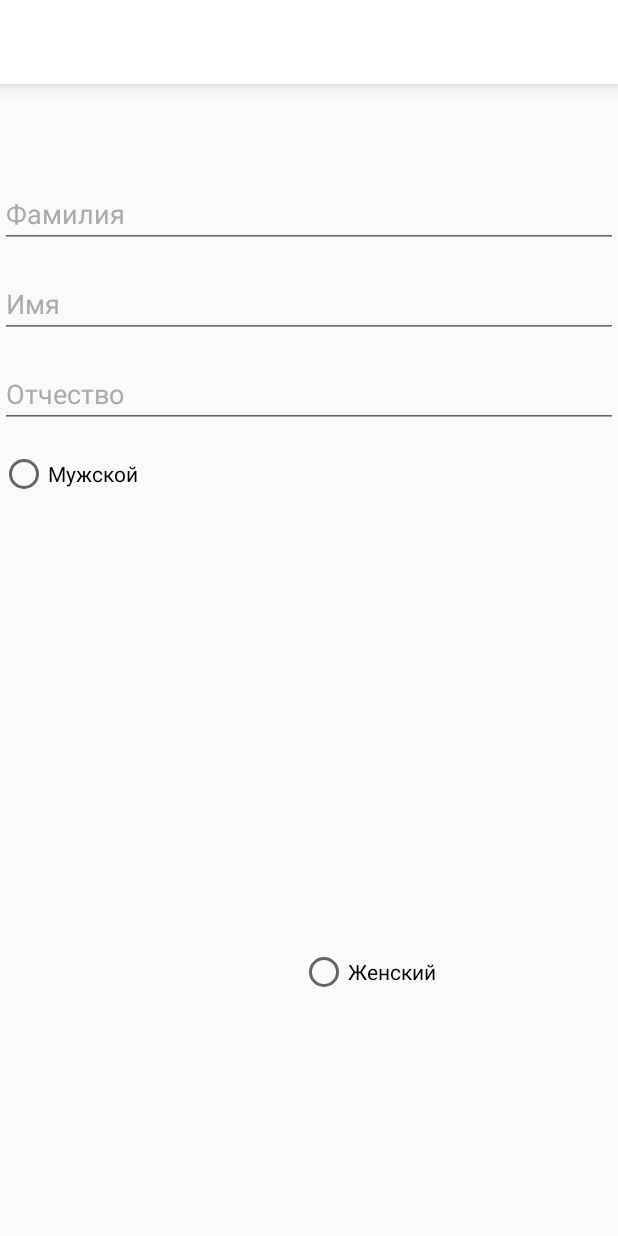
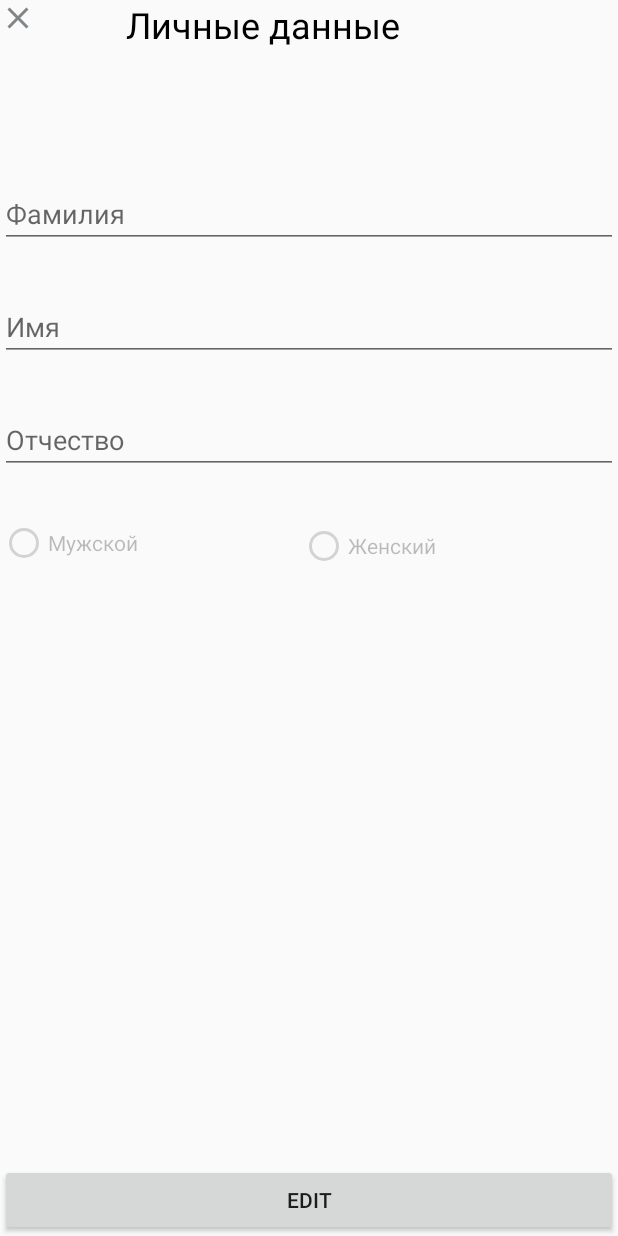
Before and after one commit to mn6kv/My_Application_On_Learning, an Android app: the ProfileActivity screen opened directly, with no data from a screen before it, on a phone screen of 412 x 824 dp. Run offline under Robolectric (Android 15) with nearby library versions, the phone set to English and light mode, and no system bars.

Commit message:
some fixes

```diff
--- a/app/src/main/java/com/example/myapplication/ProfileActivity.kt
+++ b/app/src/main/java/com/example/myapplication/ProfileActivity.kt
@@ -1,6 +1,7 @@
 package com.example.myapplication
 
 import android.annotation.SuppressLint
+import android.content.Intent
 import androidx.appcompat.app.AppCompatActivity
 import android.os.Bundle
 import android.widget.*
@@ -12,7 +13,7 @@
     private lateinit var edtSecName: EditText
     private lateinit var edtName: EditText
     private lateinit var edtOtchestvo: EditText
-//    private lateinit var btnEditProfile: EditText
+//    private lateinit var btnProfileEdit: EditText
 
     override fun onCreate(savedInstanceState: Bundle?) {
         super.onCreate(savedInstanceState)
@@ -24,6 +25,15 @@
         //toolbar!!.title = "Личные данные"
         //toolbar.setDisplayHomeAsUpEnabled(true)
 
+        val intent = Intent(this, MainActivity::class.java)
+
+        /*toolbar?.apply {
+            setNavigationIcon(R.drawable.ic_baseline_clear_24)
+            setNavigationOnClickListener{
+                startActivity(intent)
+            }
+        }*/
+
         edtSecName = findViewById<EditText>(R.id.edtSecondName)
         edtName = findViewById<EditText>(R.id.edtName)
         edtOtchestvo = findViewById<EditText>(R.id.edtOtchestvo)
@@ -31,27 +41,47 @@
         rbMale = findViewById(R.id.rbMale)
         rbFemale = findViewById(R.id.rbFemale)
 
-//        btnEditProfile = findViewById(R.id.btnEditProfile)
+        block(edtSecName)
+        block(edtName)
+        block(edtOtchestvo)
+        block(rbMale)
+        block(rbFemale)
 
-        edtBlock(edtSecName)
-        edtBlock(edtName)
-        edtBlock(edtOtchestvo)
+        val btnProfileEdit = findViewById<Button>(R.id.btnProfileEdit)
+        btnProfileEdit.setOnClickListener{
+            unlock(edtSecName)
+            unlock(edtName)
+            unlock(edtOtchestvo)
+            unlock(rbMale)
+            unlock(rbFemale)
+        }
 
-/*        btnEditProfile.setOnClickListener{
-            edtUnblock(edtSecName)
-            edtUnblock(edtName)
-            edtUnblock(edtOtchestvo)
-        }*/
+        val btnProfileBack = findViewById<ImageButton>(R.id.btnProfileBack)
+        btnProfileBack.setOnClickListener{
+            val intent = Intent(this, MainActivity::class.java)
+            startActivity(intent)
+        }
     }
 
-    fun edtBlock(edt: EditText) {
+    fun block(edt: EditText) {
         edt.isFocusable = false
         edt.isLongClickable = false
     }
 
-    fun edtUnblock(edt: EditText) {
+    fun unlock(edt: EditText) {
         edt.isFocusable = true
         edt.isLongClickable = true
+        edt.isFocusableInTouchMode = true
+    }
+
+    fun block(rb: RadioButton) {
+        rb.isEnabled = false
+        rb.isClickable = false
+    }
+
+    fun unlock(rb: RadioButton) {
+        rb.isEnabled = true
+        rb.isClickable = true
     }
 
 /*    override fun onCheckedChanged(btn: CompoundButton, ischecked: Boolean) {
--- a/app/src/main/res/layout/activity_profile.xml
+++ b/app/src/main/res/layout/activity_profile.xml
@@ -1,5 +1,5 @@
 <?xml version="1.0" encoding="utf-8"?>
-<RelativeLayout xmlns:android="http://schemas.android.com/apk/res/android"
+<androidx.constraintlayout.widget.ConstraintLayout xmlns:android="http://schemas.android.com/apk/res/android"
     xmlns:app="http://schemas.android.com/apk/res-auto"
     xmlns:tools="http://schemas.android.com/tools"
     android:layout_width="match_parent"
@@ -7,9 +7,9 @@
     tools:context=".ProfileActivity"
     tools:ignore="ExtraText">
 
-    <include
+<!--    <include
         android:id="@+id/toolbar"
-        layout="@layout/toolbar"/>
+        layout="@layout/toolbar"/>-->
 
     <ImageButton
         android:id="@+id/btnProfileBack"
@@ -38,54 +38,66 @@
         android:layout_width="match_parent"
         android:layout_height="wrap_content"
         android:layout_marginTop="120dp"
+        android:hint="Фамилия"
+        android:textColor="@android:color/darker_gray"
+        app:layout_constraintStart_toStartOf="parent"
         app:layout_constraintTop_toTopOf="parent"
-        android:text="Фамилия"
-        android:textColor="@android:color/darker_gray"
+        android:inputType="textPersonName"
         />
 
     <EditText
         android:id="@+id/edtName"
         android:layout_width="match_parent"
         android:layout_height="wrap_content"
-        android:layout_marginTop="180dp"
-        android:text="Имя"
+        app:layout_constraintTop_toBottomOf="@id/edtSecondName"
+        app:layout_constraintStart_toStartOf="parent"
+        android:layout_marginTop="30dp"
+        android:hint="Имя"
         android:textColor="@android:color/darker_gray"
+        android:inputType="textPersonName"
         />
     <EditText
         android:id="@+id/edtOtchestvo"
         android:layout_width="match_parent"
         android:layout_height="wrap_content"
-        android:layout_marginTop="240dp"
-        android:text="Отчество"
+        app:layout_constraintTop_toBottomOf="@id/edtName"
+        app:layout_constraintStart_toStartOf="parent"
+        android:layout_marginTop="30dp"
+        android:hint="Отчество"
         android:textColor="@android:color/darker_gray"
+        android:inputType="textPersonName"
         />
+
 
     <RadioGroup
         android:layout_width="wrap_content"
-        android:layout_height="wrap_content">
+        android:layout_height="wrap_content"
+        app:layout_constraintTop_toBottomOf="@id/edtOtchestvo"
+        app:layout_constraintStart_toStartOf="parent">
     <RadioButton
         android:id="@+id/rbMale"
         android:layout_height="wrap_content"
         android:layout_width="wrap_content"
         android:text="Мужской"
-        android:layout_marginTop="300dp"
+        android:layout_marginTop="30dp"
         />
     <RadioButton
         android:id="@+id/rbFemale"
         android:layout_height="wrap_content"
         android:layout_width="wrap_content"
         android:text="Женский"
-        android:layout_marginTop="300dp"
+        android:layout_marginTop="-30dp"
         android:layout_marginStart="200dp"
         />
     </RadioGroup>
 
-<!--    <Button
-        android:id="@+id/btnEditProfile"
+    <Button
+        android:id="@+id/btnProfileEdit"
         android:layout_width="match_parent"
         android:layout_height="wrap_content"
-        android:layout_marginTop="680dp"
         android:text="Edit"
-        />-->
+        app:layout_constraintBottom_toBottomOf="parent"
+        app:layout_constraintStart_toStartOf="parent"
+        />
 
-</RelativeLayout>
+</androidx.constraintlayout.widget.ConstraintLayout>
```
